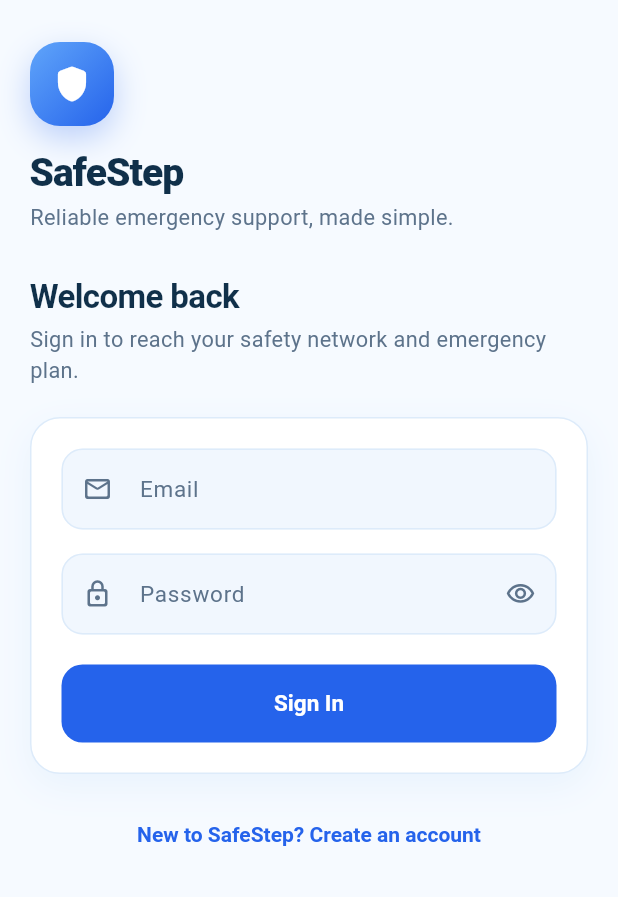
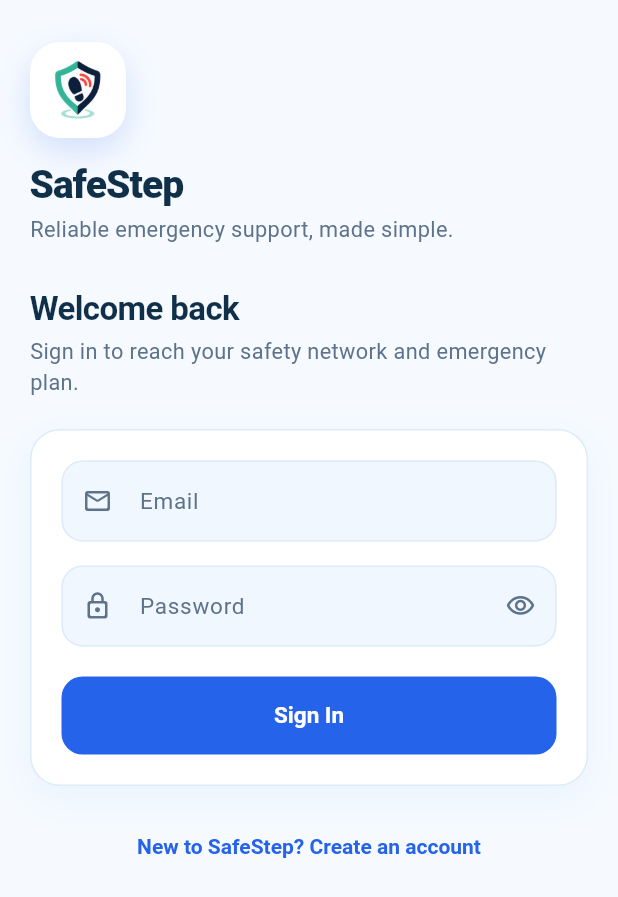
Before and after one commit to villaramaejay-art/SafeStep, a Flutter app: the LoginScreen screen opened directly, on a phone screen of 412 x 824 dp. Shown: the top 897 px of the screen. Run offline on Flutter 3.47's test engine with Material 3 defaults, Android fonts, the phone set to English and light mode, and no system bars; our stand-ins replace flutter_local_notifications, flutter_map, geolocator, latlong2, supabase_flutter; missing offline and left inert: another_telephony; accounts and stored records are empty.

Commit message:
Add SafeStep brand logo and generate app icons for all platforms
Crops the shield mark out of the supplied logo, stores both the full
lockup and the icon-only mark under assets/branding/, and regenerates
Android/iOS/web launcher icons from it via flutter_launcher_icons. The
login screen's brand header and the web manifest/title now use the
same logo instead of the generic shield icon and default Flutter
branding.

Co-Authored-By: Claude Sonnet 5 <noreply@anthropic.com>

```diff
--- a/lib/screens/login_screen.dart
+++ b/lib/screens/login_screen.dart
@@ -146,29 +146,21 @@ class _LoginScreenState extends State<LoginScreen> {
       crossAxisAlignment: CrossAxisAlignment.start,
       children: [
         Container(
-          width: 56,
-          height: 56,
-          alignment: Alignment.center,
+          width: 64,
+          height: 64,
+          padding: const EdgeInsets.all(6),
           decoration: BoxDecoration(
             borderRadius: AppSpacing.large,
-            gradient: const LinearGradient(
-              colors: [AppColors.primarySoft, AppColors.primary],
-              begin: Alignment.topLeft,
-              end: Alignment.bottomRight,
-            ),
+            color: AppColors.surface,
             boxShadow: [
               BoxShadow(
-                color: AppColors.primary.withValues(alpha: 0.28),
+                color: AppColors.primary.withValues(alpha: 0.18),
                 blurRadius: 18,
                 offset: const Offset(0, 8),
               ),
             ],
           ),
-          child: const Icon(
-            Icons.shield_rounded,
-            color: Colors.white,
-            size: 28,
-          ),
+          child: Image.asset('assets/branding/safestep_mark.png'),
         ),
         AppSpacing.gapLg,
         const Text('SafeStep', style: AppStyles.displayStyle),
```
Also changed, not shown: pubspec.yaml (+20 -0 lines), assets/branding/safestep_logo.png (added), assets/branding/safestep_mark.png (added), pubspec.lock, 42 other files.
